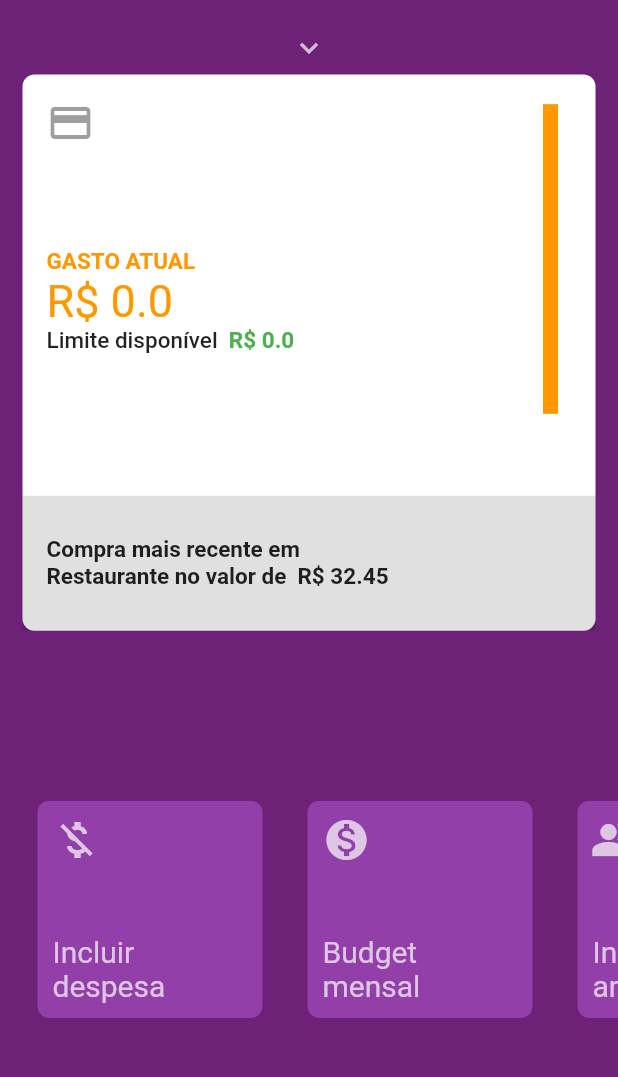
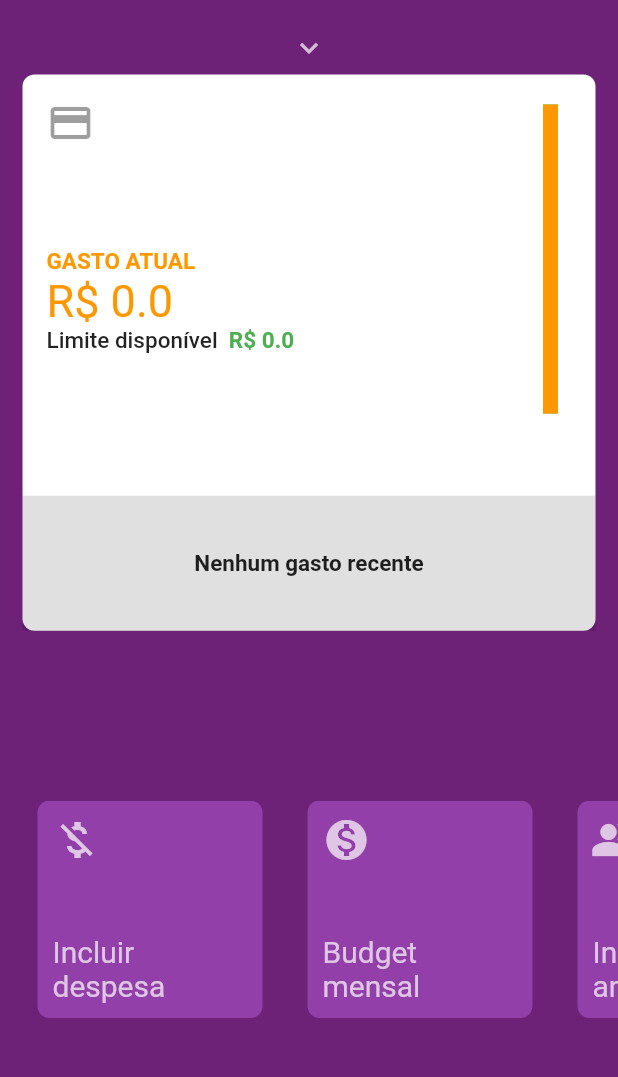
Before and after one commit to hdalmora/nubank-finance-flutter-firebase, a Flutter app: the screen it shows once a user with an empty profile is signed in, on a phone screen of 412 x 824 dp, the part 143-1220 px from its top. Run offline on Flutter 3.47's test engine with Material 2 defaults, Android fonts, the phone set to English and light mode, and no system bars; our stand-ins replace cloud_firestore, firebase_auth, rxdart, shared_preferences; accounts and stored records are empty; Roboto replaces fonts that are missing (SF Pro Display); statements that could not run were skipped.

Commit message:
show last expense in home page content UI

```diff
--- a/lib/src/blocs/user_finance/user_finance_bloc.dart
+++ b/lib/src/blocs/user_finance/user_finance_bloc.dart
@@ -51,6 +51,7 @@ class UserFinanceBloc implements Bloc {
   }
 
   Stream<QuerySnapshot> expenseList(String userUID) => _repository.expensesList(userUID);
+  Stream<QuerySnapshot> lastExpense(String userUID) => _repository.lastExpense(userUID);
   Future<void> addNewExpense() async {
     String userUID = await getUserUID();
 
--- a/lib/src/resources/firestore_resources.dart
+++ b/lib/src/resources/firestore_resources.dart
@@ -31,4 +31,12 @@ class FirestoreResources {
       .collection("expenses")
       .orderBy('timestamp', descending: true)
       .snapshots();
+
+  Stream<QuerySnapshot> lastExpense(String userUID) => _firestore
+      .collection("userFinance")
+      .document(userUID)
+      .collection("expenses")
+      .orderBy('timestamp', descending: true)
+      .limit(1)
+      .snapshots();
 }
--- a/lib/src/resources/repository.dart
+++ b/lib/src/resources/repository.dart
@@ -19,5 +19,6 @@ class Repository {
   Future<void> setUserBudget(String userUID, double budget) => _userFinanceResources.setUserBudget(userUID, budget);
   Future<void> addNewExpense(String userUID, double expenseValue) => _userFinanceResources.addNewExpense(userUID, expenseValue);
   Stream<QuerySnapshot> expensesList(String userUID) => _userFinanceResources.expensesList(userUID);
+  Stream<QuerySnapshot> lastExpense(String userUID) => _userFinanceResources.lastExpense(userUID);
 
 }
--- a/lib/src/ui/home/home_page_content.dart
+++ b/lib/src/ui/home/home_page_content.dart
@@ -233,8 +233,8 @@ class _HomePageContentState extends State<HomePageContent>
                   ),
                   child: FutureBuilder<String>(
                     future: _userFinanceBloc.getUserUID(),
-                    builder: (context, snapshot) {
-                      if(!snapshot.hasData || snapshot.connectionState == ConnectionState.waiting) {
+                    builder: (context, userUID) {
+                      if(!userUID.hasData || userUID.connectionState == ConnectionState.waiting) {
                         return Center(
                           child: CircularProgressIndicator(
                             backgroundColor: Colors.white,
@@ -242,7 +242,7 @@ class _HomePageContentState extends State<HomePageContent>
                         );
                       } else {
                         return StreamBuilder<DocumentSnapshot>(
-                          stream: _userFinanceBloc.userFinanceDoc(snapshot.data),
+                          stream: _userFinanceBloc.userFinanceDoc(userUID.data),
                           builder: (context, snapshot) {
                             if(snapshot.hasData && snapshot.data.exists) {
 
@@ -348,27 +348,55 @@ class _HomePageContentState extends State<HomePageContent>
                                     child: Container(
                                       padding: const EdgeInsets.all(16),
                                       color: Colors.black12,
-                                      child: Column(
-                                        crossAxisAlignment: CrossAxisAlignment.start,
-                                        mainAxisAlignment: MainAxisAlignment.center,
+                                      child:
+                                        StreamBuilder(
+                                          stream: _userFinanceBloc.lastExpense(userUID.data),
+                                          builder: (context, snapshot) {
+                                            if(snapshot.hasData) {
+                                              List<DocumentSnapshot> docs = snapshot.data.documents;
+
+                                              if(docs.length > 0) {
+                                                return Center(
+                                                  child:
+                                                    Column(
                                                       children: <Widget>[
                                                         Text(
-                                            "Compra mais recente em ",
+                                                          "Gasto mais recente no valor de",
+                                                          style: TextStyle(
+                                                              color: Colors.black87,
+                                                              fontWeight: FontWeight
+                                                                  .w600,
+                                                              fontSize: 15.0
+                                                          ),
+                                                        ),
+                                                        Text(
+                                                          "R\$ " + docs[0]['value'].toString(),
+                                                          style: TextStyle(
+                                                              color: Colors.black87,
+                                                              fontWeight: FontWeight
+                                                                  .w600,
+                                                              fontSize: 15.0
+                                                          ),
+                                                        ),
+                                                      ],
+                                                    ),
+                                                );
+                                              } else {
+                                                return Center(
+                                                  child: Text(
+                                                    "Nenhum gasto recente",
                                                     style: TextStyle(
                                                         color: Colors.black87,
                                                         fontWeight: FontWeight.w600,
                                                         fontSize: 15.0
                                                     ),
                                                   ),
-                                          Text(
-                                            "Restaurante" + " no valor de " + " R\$ 32.45",
-                                            style: TextStyle(
-                                                color: Colors.black87,
-                                                fontWeight: FontWeight.w600,
-                                                fontSize: 15.0
-                                            ),
-                                          ),
-                                        ],
+                                                );
+                                              }
+                                            } else {
+                                              return Container();
+                                            }
+                                          },
                                         ),
                                     ),
                                   ),
```
Lines whose indentation alone changed are shown as unchanged.
